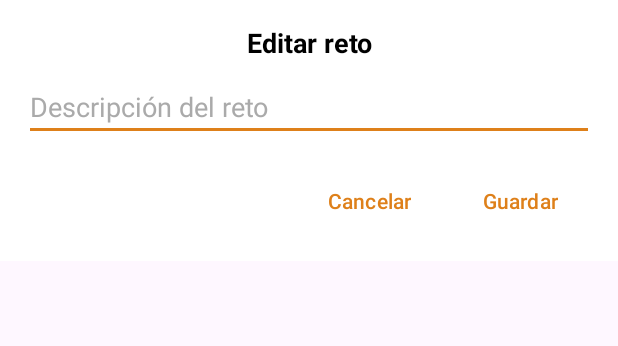
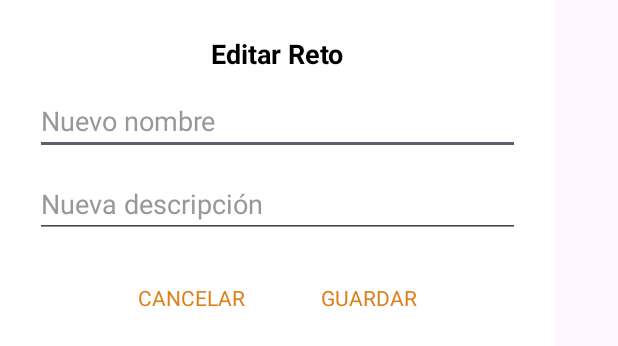
Before and after one commit to keivch/Equipo4, an Android app: the layout editar_reto.xml on its own in the app's theme, with its tools: preview values and no code run, on a phone screen of 412 x 824 dp. Shown: the top 346 px of the screen. Run offline under Robolectric (Android 15) with nearby library versions, the phone set to English and light mode, and no system bars.

Commit message:
editar retos succesfully

```diff
--- a/app/src/main/java/com/example/project1/TolbarFragment.kt
+++ b/app/src/main/java/com/example/project1/TolbarFragment.kt
@@ -48,11 +48,13 @@ class ToolbarFragment : Fragment() {
 
         iconInstructions.setOnClickListener {
             // Crea un Intent para iniciar GameRulesActivity
+
             val intent = Intent(requireContext(), GameRulesActivity::class.java)
             startActivity(intent)
         }
 
         iconChallenges.setOnClickListener {
+            mediaPlayer.pause()
             val intent = Intent(requireContext(), RetosActivity::class.java)
             startActivity(intent)
         }
--- a/app/src/main/res/layout/activity_retos.xml
+++ b/app/src/main/res/layout/activity_retos.xml
@@ -7,10 +7,12 @@
     <!-- Toolbar personalizada -->
 
     <!-- RecyclerView para la lista de retos -->
+
     <androidx.appcompat.widget.Toolbar
         android:id="@+id/toolbar"
         android:layout_width="match_parent"
         android:layout_height="wrap_content"
+        android:layout_marginTop="4dp"
         android:background="@color/dark_gray"
         app:layout_constraintEnd_toEndOf="parent"
         app:layout_constraintHorizontal_bias="0.0"
--- a/app/src/main/res/layout/editar_reto.xml
+++ b/app/src/main/res/layout/editar_reto.xml
@@ -1,55 +1,69 @@
-<?xml version="1.0" encoding="utf-8"?>
 <LinearLayout xmlns:android="http://schemas.android.com/apk/res/android"
-    android:layout_width="match_parent"
+    android:layout_width="370dp"
     android:layout_height="wrap_content"
     android:orientation="vertical"
-    android:background="@android:color/white"
-    android:padding="16dp">
+    android:padding="23dp"
+    android:background="@color/white"
+    android:gravity="center">
 
-    <!-- Título del cuadro de diálogo -->
+    <!-- Título del diálogo -->
     <TextView
-        android:id="@+id/dialogTitle"
+        android:layout_width="wrap_content"
+        android:layout_height="wrap_content"
+        android:text="Editar Reto"
+        android:textColor="@color/black"
+        android:textSize="18sp"
+        android:textStyle="bold"
+        android:gravity="center"
+        android:layout_marginBottom="10dp"/>
+
+    <!-- Campo para el nuevo nombre del reto -->
+    <EditText
+        android:id="@+id/edit_nombre"
         android:layout_width="match_parent"
         android:layout_height="wrap_content"
-        android:text="Editar reto"
-        android:textAlignment="center"
-        android:textColor="@android:color/black"
-        android:textSize="18sp"
-        android:textStyle="bold"
-        android:paddingBottom="8dp" />
+        android:hint="Nuevo nombre"
+        android:textColorHint="@color/dark_gray"
+        android:layout_marginBottom="10dp"/>
 
-    <!-- Caja de texto para la descripción del reto -->
+    <!-- Campo para la nueva descripción del reto -->
     <EditText
-        android:id="@+id/editChallengeDescription"
+        android:id="@+id/edit_descripcion"
         android:layout_width="match_parent"
         android:layout_height="wrap_content"
-        android:hint="Descripción del reto"
-        android:textColorHint="@android:color/darker_gray"
-        android:textColor="@android:color/black"
-        android:backgroundTint="@color/orange" />
+        android:hint="Nueva descripción"
+        android:textColorHint="@color/dark_gray"
+        android:layout_marginBottom="20dp"/>
 
-    <!-- Botones para guardar y cancelar -->
+    <!-- Botones de acción -->
     <LinearLayout
         android:layout_width="match_parent"
         android:layout_height="wrap_content"
         android:orientation="horizontal"
-        android:gravity="end"
-        android:layout_marginTop="16dp">
+        android:gravity="center">
 
-        <Button
-            android:id="@+id/btnCancel"
+        <!-- Botón CANCELAR -->
+        <TextView
+            android:id="@+id/button_cancel"
             android:layout_width="wrap_content"
             android:layout_height="wrap_content"
-            android:text="Cancelar"
+            android:text="CANCELAR"
             android:textColor="@color/orange"
-            android:background="@android:color/transparent" />
+            android:padding="10dp"
+            android:layout_marginEnd="30dp"
+            android:clickable="true"
+            android:focusable="true"/>
 
-        <Button
-            android:id="@+id/btnSave"
+        <!-- Botón GUARDAR -->
+        <TextView
+            android:id="@+id/button_save"
             android:layout_width="wrap_content"
             android:layout_height="wrap_content"
-            android:text="Guardar"
+            android:text="GUARDAR"
             android:textColor="@color/orange"
-            android:background="@android:color/transparent" />
+            android:padding="10dp"
+            android:clickable="true"
+            android:focusable="true"/>
+
     </LinearLayout>
 </LinearLayout>
--- a/app/src/main/res/layout/item_reto.xml
+++ b/app/src/main/res/layout/item_reto.xml
@@ -11,14 +11,14 @@
         android:src="@drawable/ic_icono" />
 
     <TextView
-        android:id="@+id/reto_description"
+        android:id="@+id/reto_nombre"
     android:layout_width="match_parent"
     android:layout_height="wrap_content"
     android:textSize="18sp"
     android:textColor="@android:color/white" />
 
     <TextView
-        android:id="@+id/reto_nombre"
+        android:id="@+id/reto_description"
         android:layout_width="match_parent"
         android:layout_height="wrap_content"
         android:textSize="16sp"
```
Also changed, not shown: app/src/main/java/com/example/project1/Editar_reto.kt (deleted, +0 -87 lines), app/src/main/java/com/example/project1/Ventana_home_principal.kt (+5 -5 lines), app/src/main/java/com/example/project1/adapter/RetoAdapter.kt (+70 -22 lines), app/src/main/java/com/example/project1/database/RetoDatabase.kt (+12 -0 lines), app/src/main/res/layout/dialog_eliminar_reto.xml (+33 -40 lines).
